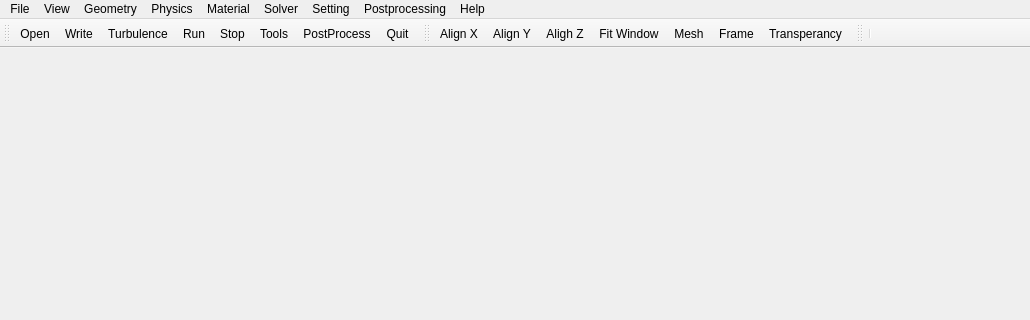
The window that PyQtVTK/Ui_Files/Ui_mainWindow.ui (shach934/scripts) describes before a commit, drawn with Qt 5; both pictures show x 0 to 1030 and y 0 to 320 of the 1030 by 719 pixel window.
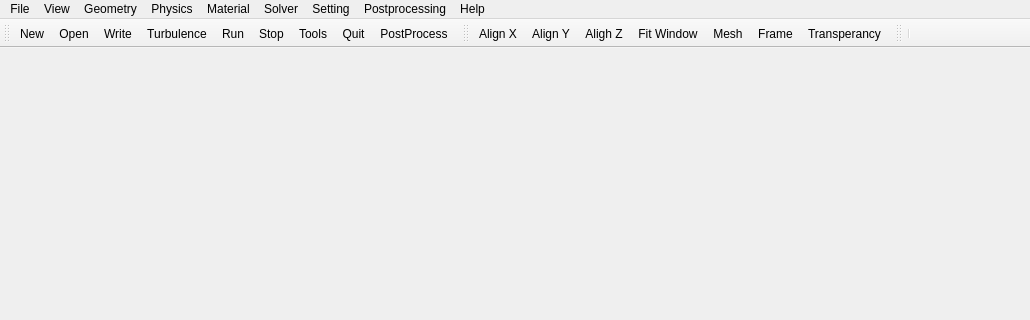
The same window after the commit. Icons and pictures are not drawn.

```diff
--- a/PyQtVTK/Ui_Files/Ui_mainWindow.ui
+++ b/PyQtVTK/Ui_Files/Ui_mainWindow.ui
@@ -143,14 +143,15 @@
    <attribute name="toolBarBreak">
     <bool>false</bool>
    </attribute>
+   <addaction name="actionNew"/>
    <addaction name="actionOpen"/>
    <addaction name="actionWrite"/>
    <addaction name="actionTurbulence"/>
    <addaction name="actionRun"/>
    <addaction name="actionStop"/>
    <addaction name="actionTools"/>
-   <addaction name="actionPostProcess"/>
    <addaction name="actionQuit"/>
+   <addaction name="actionPostProcess"/>
   </widget>
   <widget class="QToolBar" name="viewBar">
    <property name="sizePolicy">
@@ -499,6 +500,15 @@
     <string>Fit Window</string>
    </property>
   </action>
+  <action name="actionNew">
+   <property name="icon">
+    <iconset>
+     <normaloff>../images/New.svg</normaloff>../images/New.svg</iconset>
+   </property>
+   <property name="text">
+    <string>New</string>
+   </property>
+  </action>
  </widget>
  <resources/>
  <connections/>
```
Left out of the diff: 3 changed lines with no effect on the pictures.
